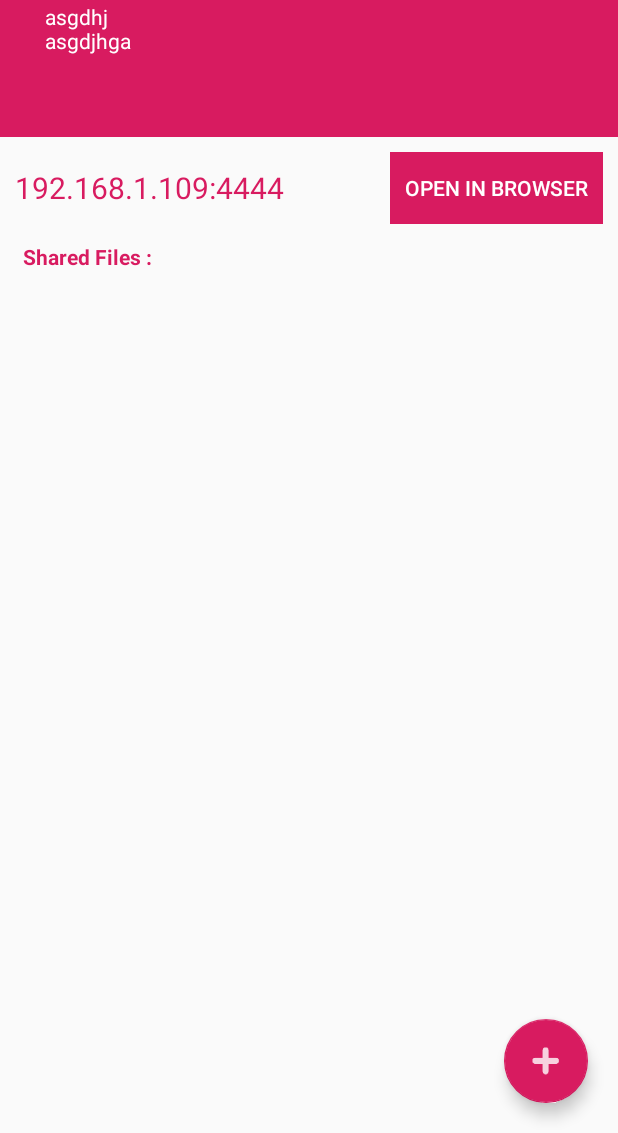
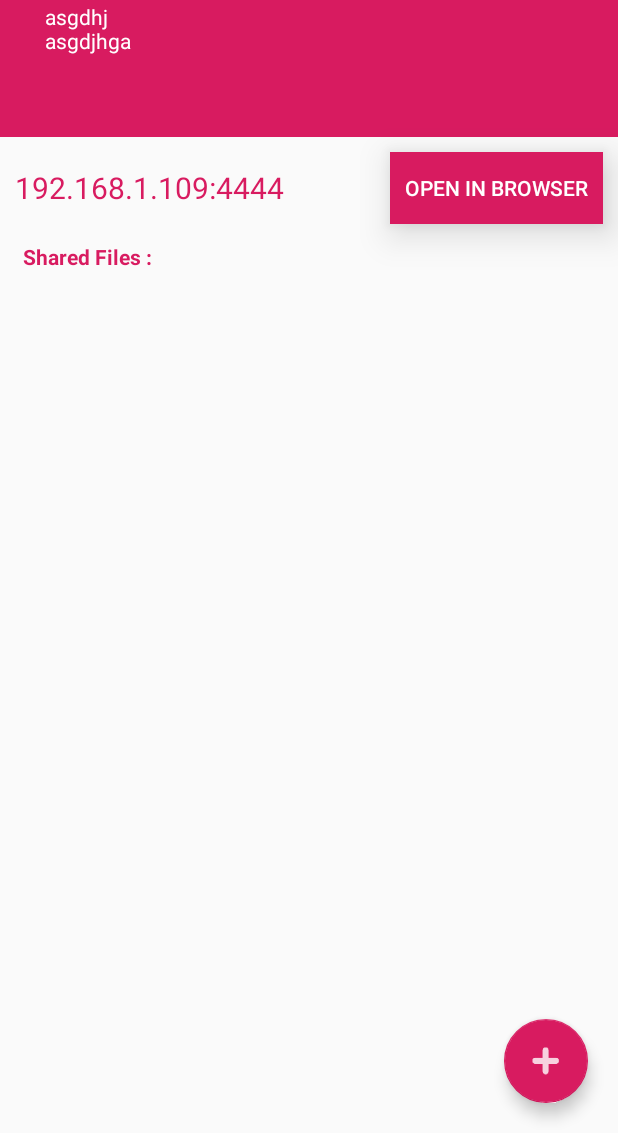
Before and after one commit to StevenZack/LanGenius, an Android app: the layout activity_main.xml on its own in the app's theme, with its tools: preview values and no code run, on a phone screen of 412 x 824 dp, the part 103-1236 px from its top. Run offline under Robolectric (Android 15) with nearby library versions, the phone set to English and light mode, and no system bars.

```diff
--- a/app/src/main/res/layout/activity_main.xml
+++ b/app/src/main/res/layout/activity_main.xml
@@ -46,14 +46,16 @@
     <FrameLayout
         android:layout_width="wrap_content"
         android:layout_marginTop="170dp"
-        android:elevation="10dp"
+        android:elevation="15dp"
         android:layout_gravity="end"
+        android:background="@color/colorPrimaryDark"
         android:layout_marginRight="10dp"
         android:layout_height="wrap_content">
         <Button
             android:layout_width="wrap_content"
             android:background="@color/colorPrimaryDark"
             android:textColor="#fff"
+            android:elevation="15dp"
             android:id="@+id/bt_openbrowser"
             android:padding="10dp"
             android:text="@string/openinbrowser"
```
Also changed, not shown: 1 other file.
